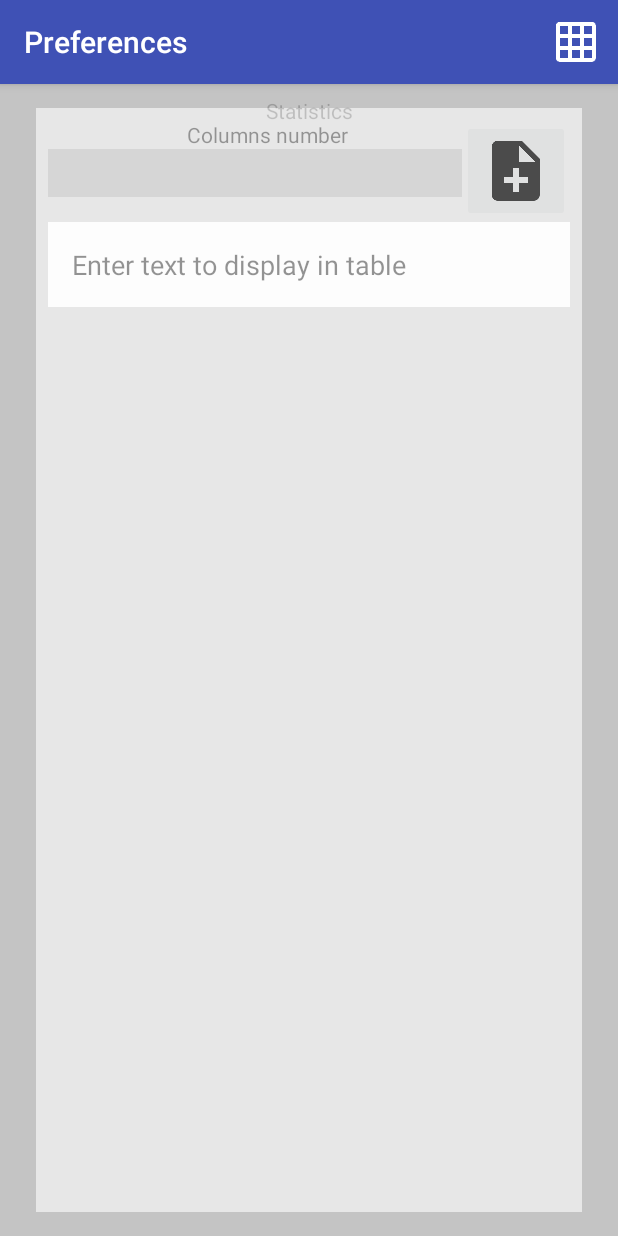
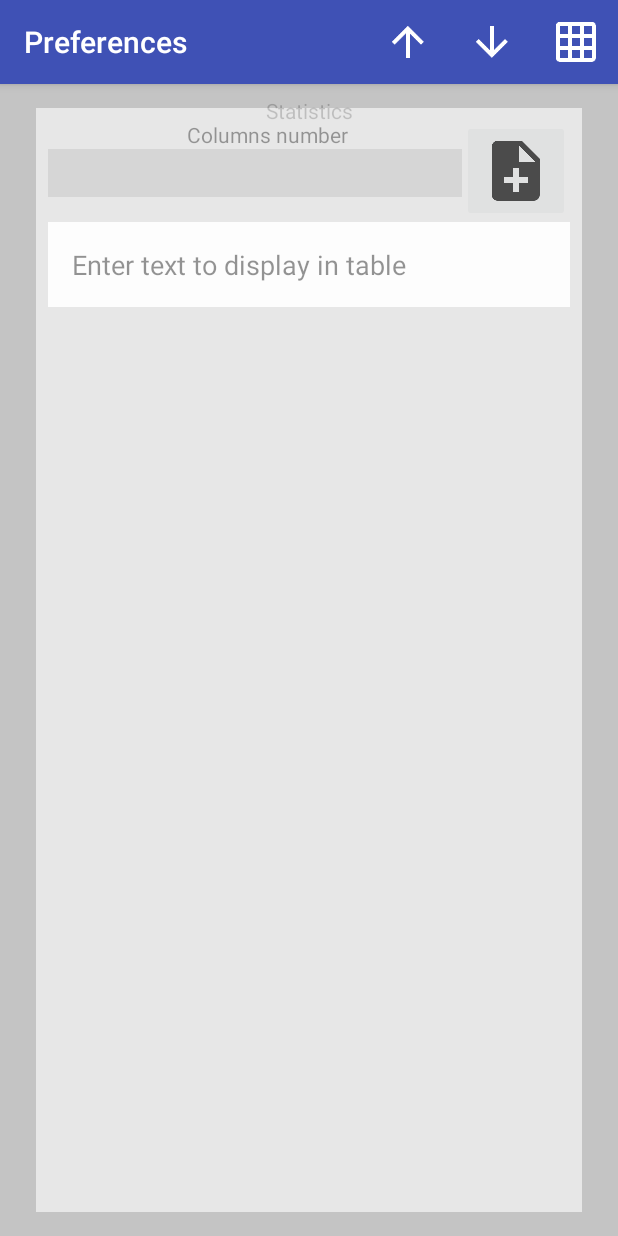
Before and after one commit to m9rc1n/matrix-optimal-path, an Android app: the screen it shows after launch (MainActivity), after a tap on "Settings", on a phone screen of 412 x 824 dp. Run offline under Robolectric (Android 15) with nearby library versions, the phone set to English and light mode, and no system bars; libraries missing offline, so code that uses them is left out: org.adw.library; plain views replace DiscreteSeekBar; 2 statements that could not run were skipped; grey boxes are pictures that could not be loaded.

Commit message:
Implement up and down action to set current position to top or bottom of list

```diff
--- a/app/src/main/res/menu/menu_main.xml
+++ b/app/src/main/res/menu/menu_main.xml
@@ -2,6 +2,23 @@
       xmlns:app="http://schemas.android.com/apk/res-auto"
       xmlns:tools="http://schemas.android.com/tools"
       tools:context=".view.MainActivity">
+
+    <item
+        android:id="@+id/action_up_list"
+        android:checkable="true"
+        android:icon="@drawable/ic_arrow_upward_white_48dp"
+        android:orderInCategory="98"
+        android:title="@string/move_to_top_of_the_list"
+        app:showAsAction="ifRoom"/>
+
+    <item
+        android:id="@+id/action_down_list"
+        android:checkable="true"
+        android:icon="@drawable/ic_arrow_downward_white_48dp"
+        android:orderInCategory="99"
+        android:title="@string/move_to_bottom_of_the_list"
+        app:showAsAction="ifRoom"/>
+
     <item
         android:id="@+id/action_preference"
         android:checkable="true"
@@ -9,4 +26,5 @@
         android:orderInCategory="100"
         android:title="@string/action_settings"
         app:showAsAction="ifRoom"/>
+
 </menu>
--- a/app/src/main/res/values/strings.xml
+++ b/app/src/main/res/values/strings.xml
@@ -401,4 +401,6 @@ I nie chciał wiedzieć, skąd są, z jakich rąk i krajów,
 Tak nie chcą znać człowieka rodu, obyczajów!
 Dość, że ważny i że się stempel na nim widzi,
 Więc szanują przyjaciół jak pieniądze Żydzi».</string>
+    <string name="move_to_bottom_of_the_list">Move to bottom of the list</string>
+    <string name="move_to_top_of_the_list">Move to top of the list</string>
 </resources>
```
Also changed, not shown: app/src/main/java/io/github/marcinn/matrixoptimalpath/view/MainActivity.java (+10 -0 lines), app/src/main/java/io/github/marcinn/matrixoptimalpath/view/TableFragment.java (+8 -0 lines).
